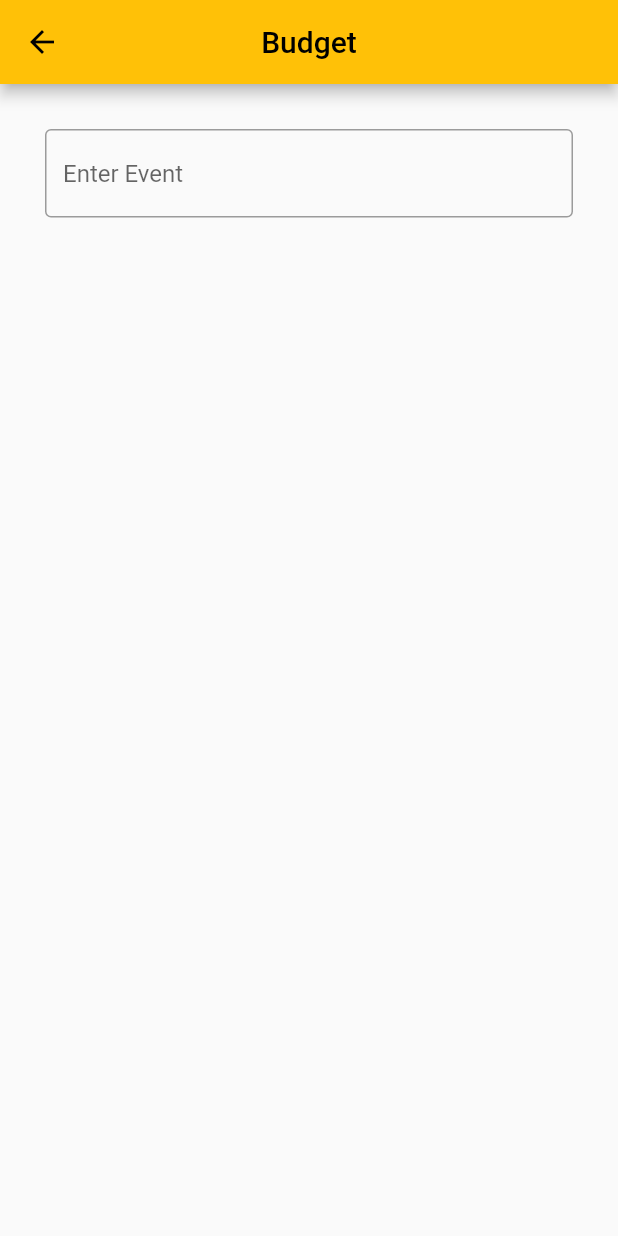
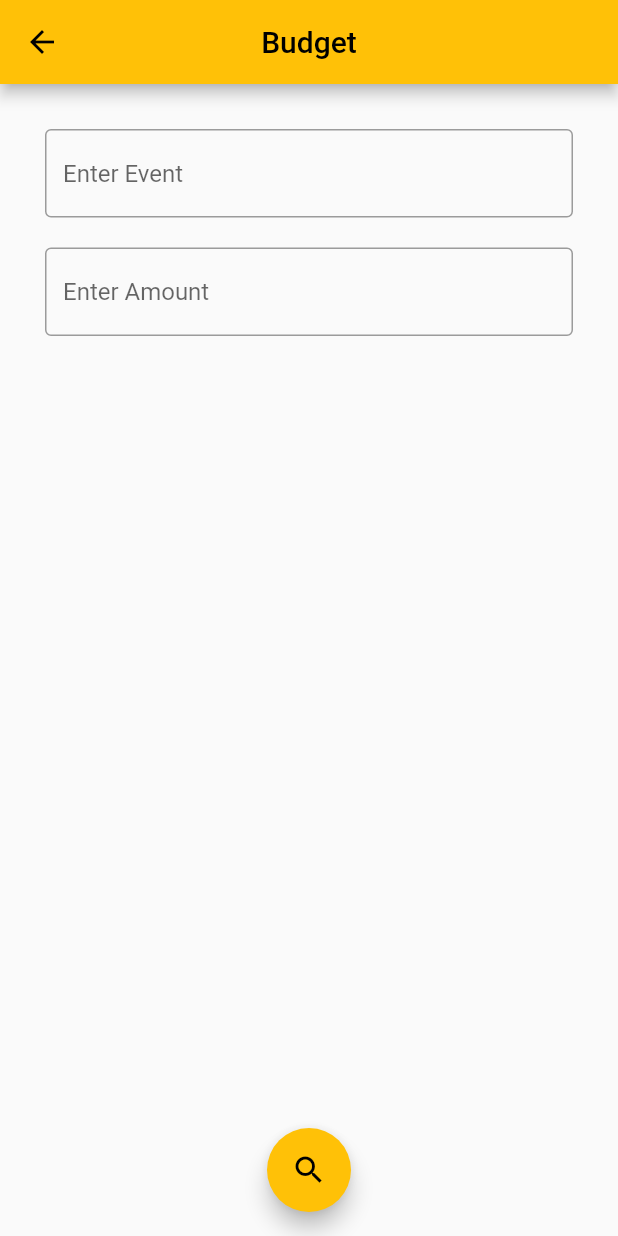
Before and after one commit to abdullah304/Budget_app, a Flutter app: the EventScreen screen opened directly, on a phone screen of 412 x 824 dp. Run offline on Flutter 3.47's test engine with Material 2 defaults, Android fonts, the phone set to English and light mode, and no system bars.

Commit message:
Added the search button(still needs to be fixed) and added the amount text.

```diff
--- a/lib/event.dart
+++ b/lib/event.dart
@@ -27,11 +27,23 @@ class EventScreen extends StatelessWidget {
                 border: OutlineInputBorder(),
               ),
             ),
+            SizedBox(height: 20),
+            TextField(
+              decoration: InputDecoration(
+                hintText:"Enter Amount",
+                border: OutlineInputBorder(),
+              ),
+            ),
           ],
         ),
       ),
+      floatingActionButton: FloatingActionButton(
+      onPressed: () {},
+        //tool tip: increment Counter
+        child: const Icon(Icons.search),
       //
-
+      ),
+      floatingActionButtonLocation: FloatingActionButtonLocation.centerFloat,
     );
   }
 }
```
